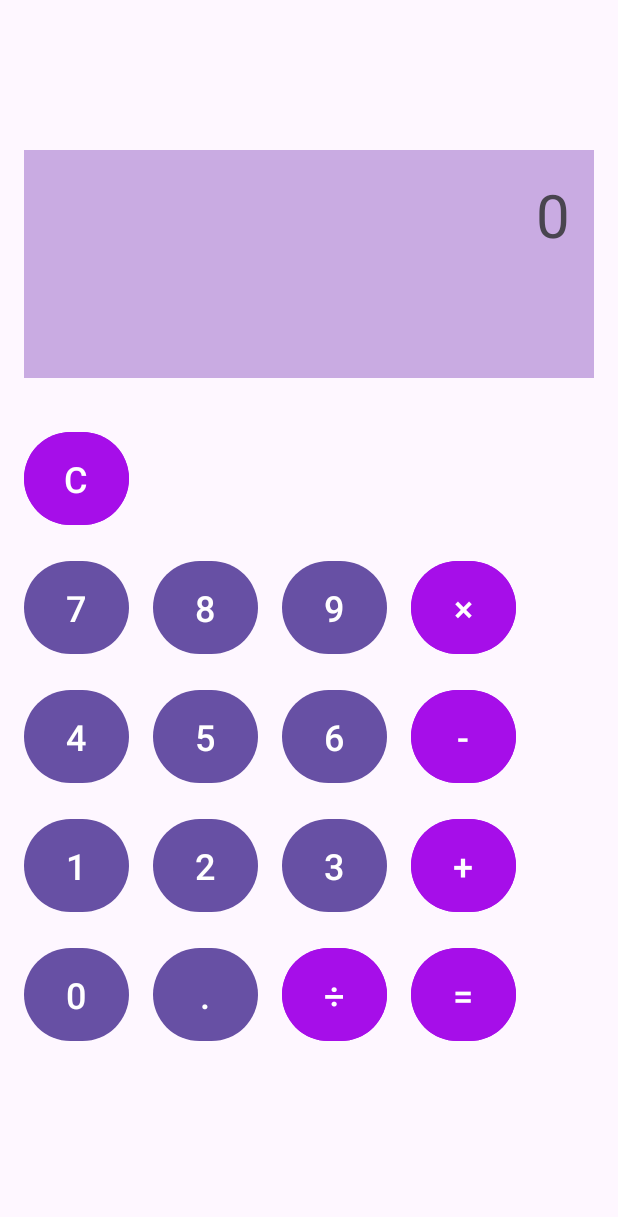
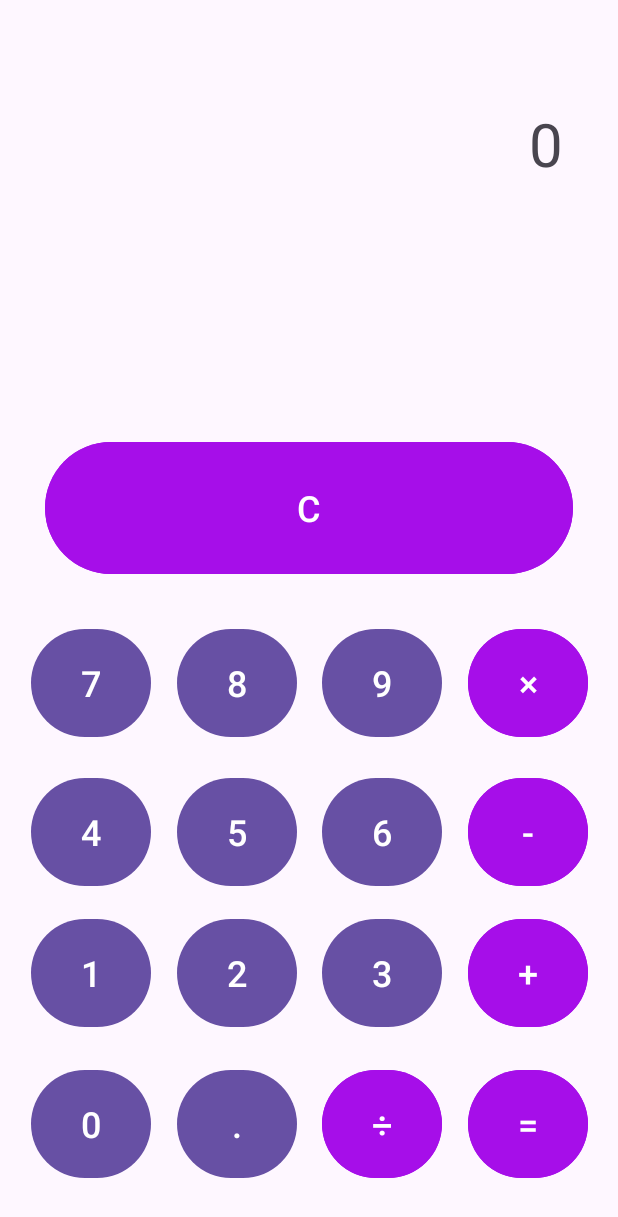
Before and after one commit to arina983/visual_programming, an Android app: the screen it shows after launch (MainActivity), on a phone screen of 412 x 824 dp. Shown: the top 1217 px of the screen. Run offline under Robolectric (Android 15) with nearby library versions, the phone set to English and light mode, and no system bars.

Commit message:
Исправлена логика калькулятора

```diff
--- a/app/src/main/java/com/example/calculator/MainActivity.kt
+++ b/app/src/main/java/com/example/calculator/MainActivity.kt
@@ -13,6 +13,7 @@ class MainActivity : AppCompatActivity() {
     private var firstNumber = 0.0
     private var currentOperator = ""
 
+    private var nextOperator =  false
     private lateinit var resultText: TextView
 
     override fun onCreate(savedInstanceState: Bundle?) {
@@ -28,97 +29,168 @@ class MainActivity : AppCompatActivity() {
 
         val button0 = findViewById<Button>(R.id.button0)
         button0.setOnClickListener{
+            if (nextOperator) {
+                currentNumber = "0"
+                nextOperator = false
+                resultText.text = currentNumber
+            } else {
                 currentNumber += "0"
                 resultText.text = currentNumber
             }
+        }
         val button1 = findViewById<Button>(R.id.button1)
         button1.setOnClickListener{
+            if (nextOperator) {
+                currentNumber = "1"
+                nextOperator = false
+                resultText.text = currentNumber
+            } else {
                 currentNumber += "1"
                 resultText.text = currentNumber
             }
+        }
         val button2 = findViewById<Button>(R.id.button2)
         button2.setOnClickListener{
+            if (nextOperator) {
+                currentNumber = "2"
+                nextOperator = false
+                resultText.text = currentNumber
+            } else {
                 currentNumber += "2"
                 resultText.text = currentNumber
             }
+        }
         val button3 = findViewById<Button>(R.id.button3)
         button3.setOnClickListener{
+            if (nextOperator) {
+                currentNumber = "3"
+                nextOperator = false
+                resultText.text = currentNumber
+            } else {
                 currentNumber += "3"
                 resultText.text = currentNumber
             }
+        }
         val button4 = findViewById<Button>(R.id.button4)
         button4.setOnClickListener{
+            if (nextOperator) {
+                currentNumber = "4"
+                nextOperator = false
+                resultText.text = currentNumber
+            } else {
                 currentNumber += "4"
                 resultText.text = currentNumber
             }
+        }
         val button5 = findViewById<Button>(R.id.button5)
         button5.setOnClickListener{
+            if (nextOperator) {
+                currentNumber = "5"
+                nextOperator = false
+                resultText.text = currentNumber
+            } else {
                 currentNumber += "5"
                 resultText.text = currentNumber
             }
+        }
         val button6 = findViewById<Button>(R.id.button6)
         button6.setOnClickListener{
+            if (nextOperator) {
+                currentNumber = "6"
+                nextOperator = false
+                resultText.text = currentNumber
+            } else {
                 currentNumber += "6"
                 resultText.text = currentNumber
             }
+        }
         val button7 = findViewById<Button>(R.id.button7)
         button7.setOnClickListener{
+            if (nextOperator) {
+                currentNumber = "7"
+                nextOperator = false
+                resultText.text = currentNumber
+            } else {
                 currentNumber += "7"
                 resultText.text = currentNumber
             }
+        }
         val button8 = findViewById<Button>(R.id.button8)
         button8.setOnClickListener{
+            if (nextOperator) {
+                currentNumber = "8"
+                nextOperator = false
+                resultText.text = currentNumber
+            } else {
                 currentNumber += "8"
                 resultText.text = currentNumber
             }
+        }
         val button9 = findViewById<Button>(R.id.button9)
         button9.setOnClickListener{
+            if (nextOperator) {
+                currentNumber = "9"
+                nextOperator = false
+                resultText.text = currentNumber
+            } else {
                 currentNumber += "9"
                 resultText.text = currentNumber
             }
+        }
         val buttonPoint = findViewById<Button>(R.id.buttonPoint)
-        buttonPoint.setOnClickListener{
+        buttonPoint.setOnClickListener {
+            if (nextOperator) {
+                currentOperator = "."
+            } else {
                 currentNumber += "."
                 resultText.text = currentNumber
             }
+        }
         val buttonPlus = findViewById<Button>(R.id.buttonPlus)
         buttonPlus.setOnClickListener{
+            if (nextOperator){
+                currentOperator = "+"
+            } else {
                 firstNumber = currentNumber.toDouble()
                 currentOperator = "+"
                 currentNumber = ""
+                nextOperator = true
+            }
         }
         val buttonMinus = findViewById<Button>(R.id.buttonMinus)
         buttonMinus.setOnClickListener{
+            if (nextOperator){
+                currentOperator = "-"
+            } else {
                 firstNumber = currentNumber.toDouble()
                 currentOperator = "-"
                 currentNumber = ""
+                nextOperator = true
+            }
         }
         val buttonMultiply = findViewById<Button>(R.id.buttonMultiply)
         buttonMultiply.setOnClickListener{
+            if (nextOperator){
+                currentOperator = "×"
+            } else {
                 firstNumber = currentNumber.toDouble()
                 currentOperator = "×"
                 currentNumber = ""
+                nextOperator = true
+            }
         }
         val buttonDivision = findViewById<Button>(R.id.buttonDivision)
         buttonDivision.setOnClickListener{
+            if (nextOperator){
+                currentOperator = "÷"
+            } else {
                 firstNumber = currentNumber.toDouble()
                 currentOperator = "÷"
                 currentNumber = ""
+                nextOperator = true
             }
-        val buttonEquals = findViewById<Button>(R.id.buttonEquals)
-        buttonEquals.setOnClickListener {
-           val secondNumber = currentNumber.toDouble()
-           var result = 0.0
-            when(currentOperator) {
-                "+" -> result = firstNumber + secondNumber
-                "-" -> result = firstNumber - secondNumber
-                "×" -> result = firstNumber * secondNumber
-                "÷" -> result = firstNumber / secondNumber
         }
-            resultText.text = result.toString()
-            currentNumber = result.toString()
 
-        }
         val buttonC = findViewById<Button>(R.id.buttonC)
         buttonC.setOnClickListener {
             currentNumber = ""
@@ -127,5 +199,23 @@ class MainActivity : AppCompatActivity() {
             resultText.text = "0"
 
         }
+        val buttonEquals = findViewById<Button>(R.id.buttonEquals)
+        buttonEquals.setOnClickListener {
+            val secondNumber = currentNumber.toDouble()
+            var result = 0.0
+            when (currentOperator) {
+                "+" -> result = firstNumber + secondNumber
+                "-" -> result = firstNumber - secondNumber
+                "×" -> result = firstNumber * secondNumber
+                "÷" -> result = firstNumber / secondNumber
+            }
+            if (result % 1 == 0.0) {
+                resultText.text = result.toInt().toString()
+                currentNumber = result.toInt().toString()
+            } else {
+                resultText.text = result.toString()
+                currentNumber = result.toString()
             }
         }
+    }
+}
--- a/app/src/main/res/layout/activity_main.xml
+++ b/app/src/main/res/layout/activity_main.xml
@@ -9,190 +9,246 @@
 
     <TextView
         android:id="@+id/resultText"
-        android:layout_width="0dp"
-        android:layout_height="152dp"
+        android:layout_width="370dp"
+        android:layout_height="215dp"
         android:layout_marginStart="16dp"
-        android:layout_marginTop="100dp"
         android:layout_marginEnd="16dp"
-        android:background="#C9ABE2"
+
         android:gravity="end"
         android:padding="16dp"
         android:text="0"
         android:textSize="40sp"
+        app:layout_constraintBottom_toBottomOf="parent"
         app:layout_constraintEnd_toEndOf="parent"
-        app:layout_constraintHorizontal_bias="0.0"
+        app:layout_constraintHorizontal_bias="0.555"
         app:layout_constraintStart_toStartOf="parent"
-        app:layout_constraintTop_toTopOf="parent" />
+        app:layout_constraintTop_toTopOf="parent"
+        app:layout_constraintVertical_bias="0.087" />
 
     <Button
         android:id="@+id/buttonC"
-        android:layout_width="70dp"
-        android:layout_height="70dp"
-        android:layout_marginStart="16dp"
-        android:layout_marginTop="32dp"
+        android:layout_width="352dp"
+        android:layout_height="96dp"
         android:backgroundTint="#A60EE9"
         android:text="C"
         android:textSize="24sp"
+        app:layout_constraintBottom_toBottomOf="parent"
+        app:layout_constraintEnd_toEndOf="parent"
         app:layout_constraintStart_toStartOf="parent"
-        app:layout_constraintTop_toBottomOf="@+id/resultText" />
+        app:layout_constraintTop_toTopOf="parent"
+        app:layout_constraintVertical_bias="0.399" />
 
     <Button
         android:id="@+id/button7"
-        android:layout_width="70dp"
-        android:layout_height="70dp"
-        android:layout_marginStart="16dp"
-        android:layout_marginTop="16dp"
+        android:layout_width="80dp"
+        android:layout_height="80dp"
         android:text="7"
         android:textSize="24sp"
+        app:layout_constraintBottom_toBottomOf="parent"
+        app:layout_constraintEnd_toEndOf="parent"
+        app:layout_constraintHorizontal_bias="0.063"
         app:layout_constraintStart_toStartOf="parent"
-        app:layout_constraintTop_toBottomOf="@id/buttonC" />
+        app:layout_constraintTop_toTopOf="parent"
+        app:layout_constraintVertical_bias="0.558" />
 
     <Button
         android:id="@+id/button8"
-        android:layout_width="70dp"
-        android:layout_height="70dp"
-        android:layout_marginStart="16dp"
+        android:layout_width="80dp"
+        android:layout_height="80dp"
         android:text="8"
         android:textSize="24sp"
-        app:layout_constraintStart_toEndOf="@id/button7"
-        app:layout_constraintTop_toTopOf="@id/button7" />
+        app:layout_constraintBottom_toBottomOf="parent"
+        app:layout_constraintEnd_toEndOf="parent"
+        app:layout_constraintHorizontal_bias="0.356"
+        app:layout_constraintStart_toStartOf="parent"
+        app:layout_constraintTop_toTopOf="parent"
+        app:layout_constraintVertical_bias="0.558" />
 
     <Button
         android:id="@+id/button9"
-        android:layout_width="70dp"
-        android:layout_height="70dp"
-        android:layout_marginStart="16dp"
+        android:layout_width="80dp"
+        android:layout_height="80dp"
         android:text="9"
         android:textSize="24sp"
-        app:layout_constraintStart_toEndOf="@id/button8"
-        app:layout_constraintTop_toTopOf="@id/button8" />
+        app:layout_constraintBottom_toBottomOf="parent"
+        app:layout_constraintEnd_toEndOf="parent"
+        app:layout_constraintHorizontal_bias="0.647"
+        app:layout_constraintStart_toStartOf="parent"
+        app:layout_constraintTop_toTopOf="parent"
+        app:layout_constraintVertical_bias="0.558" />
 
     <Button
         android:id="@+id/buttonMultiply"
-        android:layout_width="70dp"
-        android:layout_height="70dp"
+        android:layout_width="80dp"
+        android:layout_height="80dp"
         android:backgroundTint="#A60EE9"
-        android:layout_marginStart="16dp"
-        android:layout_marginEnd="16dp"
         android:text="×"
         android:textSize="24sp"
-        app:layout_constraintStart_toEndOf="@id/button9"
-        app:layout_constraintTop_toTopOf="@id/button7" />
+        app:layout_constraintBottom_toBottomOf="parent"
+        app:layout_constraintEnd_toEndOf="parent"
+        app:layout_constraintHorizontal_bias="0.939"
+        app:layout_constraintStart_toStartOf="parent"
+        app:layout_constraintTop_toTopOf="parent"
+        app:layout_constraintVertical_bias="0.558" />
 
     <Button
         android:id="@+id/button4"
-        android:layout_width="70dp"
-        android:layout_height="70dp"
-        android:layout_marginTop="16dp"
+        android:layout_width="80dp"
+        android:layout_height="80dp"
         android:text="4"
         android:textSize="24sp"
-        app:layout_constraintStart_toStartOf="@id/button7"
-        app:layout_constraintTop_toBottomOf="@id/button7" />
+        app:layout_constraintBottom_toBottomOf="parent"
+        app:layout_constraintEnd_toEndOf="parent"
+        app:layout_constraintHorizontal_bias="0.063"
+        app:layout_constraintStart_toStartOf="parent"
+        app:layout_constraintTop_toTopOf="parent"
+        app:layout_constraintVertical_bias="0.692" />
 
     <Button
         android:id="@+id/button5"
-        android:layout_width="70dp"
-        android:layout_height="70dp"
+        android:layout_width="80dp"
+        android:layout_height="80dp"
         android:text="5"
         android:textSize="24sp"
-        app:layout_constraintStart_toStartOf="@id/button8"
-        app:layout_constraintTop_toTopOf="@id/button4" />
+        app:layout_constraintBottom_toBottomOf="parent"
+        app:layout_constraintEnd_toEndOf="parent"
+        app:layout_constraintHorizontal_bias="0.356"
+        app:layout_constraintStart_toStartOf="parent"
+        app:layout_constraintTop_toTopOf="parent"
+        app:layout_constraintVertical_bias="0.692" />
 
     <Button
         android:id="@+id/button6"
-        android:layout_width="70dp"
-        android:layout_height="70dp"
+        android:layout_width="80dp"
+        android:layout_height="80dp"
         android:text="6"
         android:textSize="24sp"
-        app:layout_constraintStart_toStartOf="@id/button9"
-        app:layout_constraintTop_toTopOf="@id/button4" />
+        app:layout_constraintBottom_toBottomOf="parent"
+        app:layout_constraintEnd_toEndOf="parent"
+        app:layout_constraintHorizontal_bias="0.647"
+        app:layout_constraintStart_toStartOf="parent"
+        app:layout_constraintTop_toTopOf="parent"
+        app:layout_constraintVertical_bias="0.692" />
 
     <Button
         android:id="@+id/buttonMinus"
-        android:layout_width="70dp"
-        android:layout_height="70dp"
+        android:layout_width="80dp"
+        android:layout_height="80dp"
         android:backgroundTint="#A60EE9"
         android:text="-"
         android:textSize="24sp"
-        app:layout_constraintStart_toStartOf="@id/buttonMultiply"
-        app:layout_constraintTop_toTopOf="@id/button4" />
+        app:layout_constraintBottom_toBottomOf="parent"
+        app:layout_constraintEnd_toEndOf="parent"
+        app:layout_constraintHorizontal_bias="0.939"
+        app:layout_constraintStart_toStartOf="parent"
+        app:layout_constraintTop_toTopOf="parent"
+        app:layout_constraintVertical_bias="0.692" />
 
     <Button
         android:id="@+id/button1"
-        android:layout_width="70dp"
-        android:layout_height="70dp"
-        android:layout_marginTop="16dp"
+        android:layout_width="80dp"
+        android:layout_height="80dp"
         android:text="1"
         android:textSize="24sp"
-        app:layout_constraintStart_toStartOf="@id/button4"
-        app:layout_constraintTop_toBottomOf="@id/button4" />
+        app:layout_constraintBottom_toBottomOf="parent"
+        app:layout_constraintEnd_toEndOf="parent"
+        app:layout_constraintHorizontal_bias="0.063"
+        app:layout_constraintStart_toStartOf="parent"
+        app:layout_constraintTop_toTopOf="parent"
+        app:layout_constraintVertical_bias="0.818" />
 
     <Button
         android:id="@+id/button2"
-        android:layout_width="70dp"
-        android:layout_height="70dp"
+        android:layout_width="80dp"
+        android:layout_height="80dp"
         android:text="2"
         android:textSize="24sp"
-        app:layout_constraintStart_toStartOf="@id/button5"
-        app:layout_constraintTop_toTopOf="@id/button1" />
+        app:layout_constraintBottom_toBottomOf="parent"
+        app:layout_constraintEnd_toEndOf="parent"
+        app:layout_constraintHorizontal_bias="0.356"
+        app:layout_constraintStart_toStartOf="parent"
+        app:layout_constraintTop_toTopOf="parent"
+        app:layout_constraintVertical_bias="0.818" />
 
     <Button
         android:id="@+id/button3"
-        android:layout_width="70dp"
-        android:layout_height="70dp"
+        android:layout_width="80dp"
+        android:layout_height="80dp"
         android:text="3"
         android:textSize="24sp"
-        app:layout_constraintStart_toStartOf="@id/button6"
-        app:layout_constraintTop_toTopOf="@id/button1" />
+        app:layout_constraintBottom_toBottomOf="parent"
+        app:layout_constraintEnd_toEndOf="parent"
+        app:layout_constraintHorizontal_bias="0.647"
+        app:layout_constraintStart_toStartOf="parent"
+        app:layout_constraintTop_toTopOf="parent"
+        app:layout_constraintVertical_bias="0.818" />
 
     <Button
         android:id="@+id/buttonPlus"
-        android:layout_width="70dp"
-        android:layout_height="70dp"
+        android:layout_width="80dp"
+        android:layout_height="80dp"
         android:backgroundTint="#A60EE9"
         android:text="+"
         android:textSize="24sp"
-        app:layout_constraintStart_toStartOf="@id/buttonMinus"
-        app:layout_constraintTop_toTopOf="@id/button1" />
+        app:layout_constraintBottom_toBottomOf="parent"
+        app:layout_constraintEnd_toEndOf="parent"
+        app:layout_constraintHorizontal_bias="0.939"
+        app:layout_constraintStart_toStartOf="parent"
+        app:layout_constraintTop_toTopOf="parent"
+        app:layout_constraintVertical_bias="0.818" />
 
     <Button
         android:id="@+id/button0"
-        android:layout_width="70dp"
-        android:layout_height="70dp"
-        android:layout_marginTop="16dp"
+        android:layout_width="80dp"
+        android:layout_height="80dp"
         android:text="0"
         android:textSize="24sp"
-        app:layout_constraintStart_toStartOf="@id/button1"
-        app:layout_constraintTop_toBottomOf="@id/button1" />
+        app:layout_constraintBottom_toBottomOf="parent"
+        app:layout_constraintEnd_toEndOf="parent"
+        app:layout_constraintHorizontal_bias="0.063"
+        app:layout_constraintStart_toStartOf="parent"
+        app:layout_constraintTop_toTopOf="parent"
+        app:layout_constraintVertical_bias="0.953" />
 
     <Button
         android:id="@+id/buttonPoint"
-        android:layout_width="70dp"
-        android:layout_height="70dp"
+        android:layout_width="80dp"
+        android:layout_height="80dp"
         android:text="."
         android:textSize="24sp"
-        app:layout_constraintStart_toStartOf="@id/button2"
-        app:layout_constraintTop_toTopOf="@id/button0" />
+        app:layout_constraintBottom_toBottomOf="parent"
+        app:layout_constraintEnd_toEndOf="parent"
+        app:layout_constraintHorizontal_bias="0.356"
+        app:layout_constraintStart_toStartOf="parent"
+        app:layout_constraintTop_toTopOf="parent"
+        app:layout_constraintVertical_bias="0.953" />
 
     <Button
         android:id="@+id/buttonEquals"
-        android:layout_width="70dp"
-        android:layout_height="70dp"
+        android:layout_width="80dp"
+        android:layout_height="80dp"
         android:backgroundTint="#A60EE9"
         android:text="="
         android:textSize="24sp"
-        app:layout_constraintEnd_toEndOf="@+id/buttonPlus"
-        app:layout_constraintStart_toStartOf="@+id/buttonPlus"
-        app:layout_constraintTop_toTopOf="@+id/button0" />
+        app:layout_constraintBottom_toBottomOf="parent"
+        app:layout_constraintEnd_toEndOf="parent"
+        app:layout_constraintHorizontal_bias="0.939"
+        app:layout_constraintStart_toStartOf="parent"
+        app:layout_constraintTop_toTopOf="parent"
+        app:layout_constraintVertical_bias="0.953" />
 
     <Button
         android:id="@+id/buttonDivision"
-        android:layout_width="70dp"
-        android:layout_height="70dp"
+        android:layout_width="80dp"
+        android:layout_height="80dp"
         android:backgroundTint="#A60EE9"
         android:text="÷"
         android:textSize="24sp"
-        app:layout_constraintStart_toStartOf="@+id/button3"
-        app:layout_constraintTop_toTopOf="@id/button0" />
+        app:layout_constraintBottom_toBottomOf="parent"
+        app:layout_constraintEnd_toEndOf="parent"
+        app:layout_constraintHorizontal_bias="0.647"
+        app:layout_constraintStart_toStartOf="parent"
+        app:layout_constraintTop_toTopOf="parent"
+        app:layout_constraintVertical_bias="0.953" />
 
 </androidx.constraintlayout.widget.ConstraintLayout>
```
Lines whose indentation alone changed are shown as unchanged.
